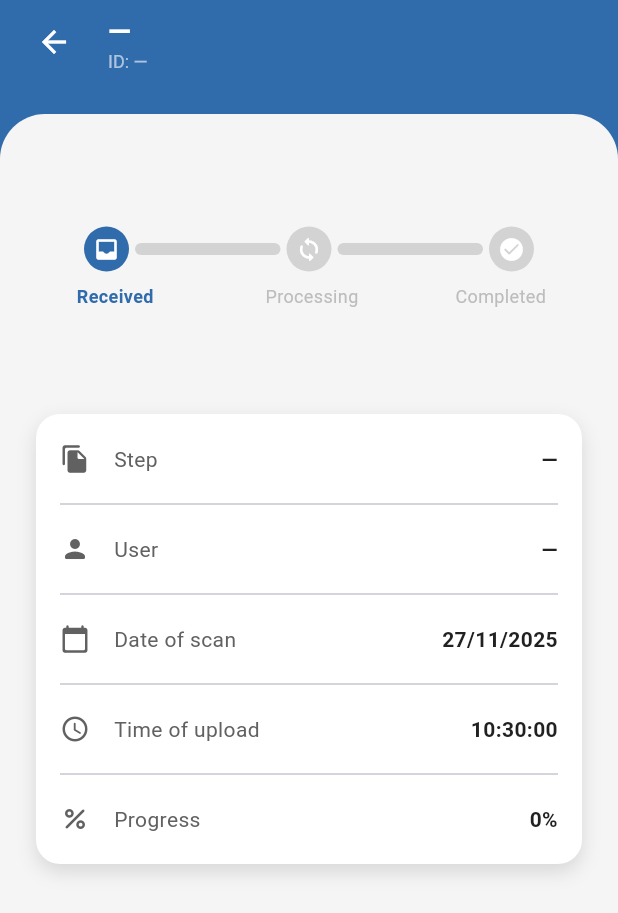
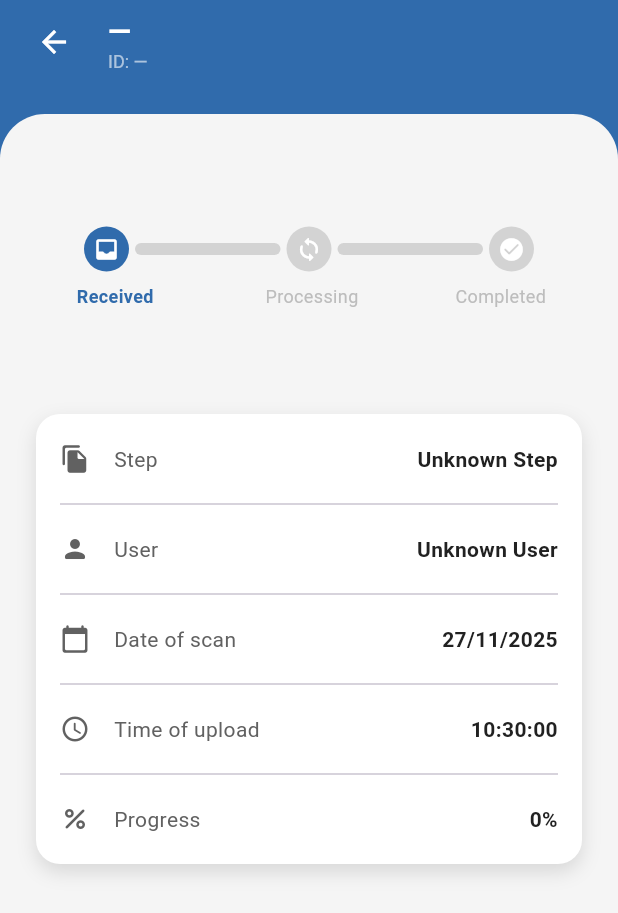
Before and after one commit to tomdevnut/pmdscomputervision, a Flutter app: the ScanDetailPage screen opened directly with empty values, on a phone screen of 412 x 824 dp. Shown: the top 913 px of the screen. Run offline on Flutter 3.47's test engine with Material 3 defaults, Android fonts, the phone set to English and light mode, and no system bars; our stand-ins replace cloud_firestore, file_picker, firebase_auth, firebase_core, firebase_messaging, firebase_storage and 1 more; missing offline and left inert: dart:js_interop, dart:ui_web; accounts and stored records are empty; network calls fail.

Commit message:
Refactor retrieval method for scans.

```diff
--- a/src/flutter/cad_match/lib/screens/scan_detail_page.dart
+++ b/src/flutter/cad_match/lib/screens/scan_detail_page.dart
@@ -5,10 +5,69 @@ import 'package:flutter/material.dart';
 import '../utils.dart';
 import 'statistic_detail.dart';
 
-class ScanDetailPage extends StatelessWidget {
+class ScanDetailPage extends StatefulWidget {
   final Map<String, dynamic> scan;
 
   const ScanDetailPage({super.key, required this.scan});
+
+  @override
+  State<ScanDetailPage> createState() => _ScanDetailPageState();
+}
+
+class _ScanDetailPageState extends State<ScanDetailPage> {
+  String _userName = 'Loading...';
+  String _stepName = 'Loading...';
+
+  @override
+  void initState() {
+    super.initState();
+    _fetchExtraData();
+  }
+
+  Future<void> _fetchExtraData() async {
+    final userId = widget.scan['user'] as String? ?? '';
+    final stepId = widget.scan['step'] as String? ?? '';
+
+    String userRes = 'Unknown User';
+    String stepRes = 'Unknown Step';
+
+    if (userId.isNotEmpty) {
+      try {
+        final doc = await FirebaseFirestore.instance
+            .collection('users')
+            .doc(userId)
+            .get();
+        if (doc.exists) {
+          final d = doc.data();
+          userRes = '${d?['name'] ?? ''} ${d?['surname'] ?? ''}'.trim();
+          if (userRes.isEmpty) userRes = 'Unknown User';
+        }
+      } catch (e) {
+        debugPrint('Error fetching user: $e');
+      }
+    }
+
+    if (stepId.isNotEmpty) {
+      try {
+        final doc = await FirebaseFirestore.instance
+            .collection('steps')
+            .doc(stepId)
+            .get();
+        if (doc.exists) {
+          stepRes = doc.data()?['name'] ?? 'Unknown Step';
+        }
+      } catch (e) {
+        debugPrint('Error fetching step: $e');
+      }
+    }
+
+    if (mounted) {
+      setState(() {
+        _userName = userRes;
+        _stepName = stepRes;
+      });
+    }
+  }
 
   String _v(dynamic value) {
     return (value == null || (value is String && value.trim().isEmpty))
@@ -33,8 +92,8 @@ class ScanDetailPage extends StatelessWidget {
 
   @override
   Widget build(BuildContext context) {
-    final int status = scan['status'] as int? ?? -1;
-    final int progress = scan['progress'] as int? ?? 0;
+    final int status = widget.scan['status'] as int? ?? -1;
+    final int progress = widget.scan['progress'] as int? ?? 0;
     final bool canDelete = status == 2 || status == -1;
     final bool canViewStats = status == 2;
 
@@ -44,19 +103,18 @@ class ScanDetailPage extends StatelessWidget {
         backgroundColor: Colors.transparent,
         elevation: 0,
         foregroundColor: AppColors.buttonText,
-        leadingWidth: 72, // Spazio per la freccia di back
-        titleSpacing: 0, // Annulla lo spazio di default per allineare il titolo
+        leadingWidth: 72,
+        titleSpacing: 0,
         title: Column(
           crossAxisAlignment: CrossAxisAlignment.start,
-          mainAxisAlignment:
-              MainAxisAlignment.center, // Centra verticalmente il titolo
+          mainAxisAlignment: MainAxisAlignment.center,
           children: [
             Text(
-              _v(scan['name']),
+              _v(widget.scan['name']),
               style: const TextStyle(fontSize: 20, fontWeight: FontWeight.bold),
             ),
             Text(
-              'ID: ${_v(scan['scanId'])}',
+              'ID: ${_v(widget.scan['scanId'])}',
               style: TextStyle(
                 fontSize: 12,
                 color: AppColors.buttonTextSemiTransparent,
@@ -67,9 +125,7 @@ class ScanDetailPage extends StatelessWidget {
         actions: [
           if (canDelete)
             Padding(
-              padding: const EdgeInsets.only(
-                right: 16.0,
-              ), // Padding per il cestino
+              padding: const EdgeInsets.only(right: 16.0),
               child: IconButton(
                 icon: const Icon(Icons.delete_outline_rounded),
                 onPressed: () => _handleDelete(context),
@@ -85,9 +141,7 @@ class ScanDetailPage extends StatelessWidget {
             Expanded(
               child: Container(
                 width: double.infinity,
-                padding: const EdgeInsets.only(
-                  top: 40.0,
-                ), // Spazio maggiore sopra la timeline
+                padding: const EdgeInsets.only(top: 40.0),
                 decoration: const BoxDecoration(
                   color: AppColors.backgroundColor,
                   borderRadius: BorderRadius.only(
@@ -104,9 +158,7 @@ class ScanDetailPage extends StatelessWidget {
                           children: [
                             const SizedBox(height: 35),
                             _buildProgressTimeline(context, status, progress),
-                            const SizedBox(
-                              height: 70,
-                            ), // Spazio maggiore sotto la timeline
+                            const SizedBox(height: 70),
                             _buildInfoDetails(),
                           ],
                         ),
@@ -161,9 +213,7 @@ class ScanDetailPage extends StatelessWidget {
     }
 
     return Padding(
-      padding: const EdgeInsets.symmetric(
-        horizontal: 24.0,
-      ), // Maggiore padding laterale
+      padding: const EdgeInsets.symmetric(horizontal: 24.0),
       child: Column(
         children: [
           Row(
@@ -183,13 +233,12 @@ class ScanDetailPage extends StatelessWidget {
           ),
           const SizedBox(height: 8),
           Row(
-            mainAxisAlignment:
-                MainAxisAlignment.spaceBetween, // Distribuisce uniformemente
+            mainAxisAlignment: MainAxisAlignment.spaceBetween,
             children: List.generate(steps.length, (index) {
               bool isActive = activeStep >= index;
               return Text(
                 steps[index],
-                textAlign: TextAlign.center, // Centra il testo
+                textAlign: TextAlign.center,
                 style: TextStyle(
                   color: isActive ? AppColors.primary : AppColors.unselected,
                   fontWeight: isActive ? FontWeight.bold : FontWeight.normal,
@@ -204,7 +253,7 @@ class ScanDetailPage extends StatelessWidget {
   }
 
   Widget _buildInfoDetails() {
-    final timestamp = scan['timestamp'];
+    final timestamp = widget.scan['timestamp'];
     final formattedTime = (timestamp is Timestamp)
         ? DateFormat('HH:mm:ss').format(timestamp.toDate())
         : '—';
@@ -227,9 +276,9 @@ class ScanDetailPage extends StatelessWidget {
       ),
       child: Column(
         children: [
-          _buildInfoRow(Icons.file_copy_rounded, 'Step', _v(scan['step'])),
+          _buildInfoRow(Icons.file_copy_rounded, 'Step', _stepName),
           const Divider(),
-          _buildInfoRow(Icons.person_rounded, 'User', _v(scan['user'])),
+          _buildInfoRow(Icons.person_rounded, 'User', _userName),
           const Divider(),
           _buildInfoRow(
             Icons.calendar_today_rounded,
@@ -246,7 +295,7 @@ class ScanDetailPage extends StatelessWidget {
           _buildInfoRow(
             Icons.percent_rounded,
             'Progress',
-            '${_v(scan['progress'])}%',
+            '${_v(widget.scan['progress'])}%',
           ),
         ],
       ),
@@ -254,7 +303,6 @@ class ScanDetailPage extends StatelessWidget {
   }
 
   Widget _buildActionButtons(BuildContext context) {
-    // canViewStats è già controllato in build()
     return Padding(
       padding: const EdgeInsets.fromLTRB(24.0, 16.0, 24.0, 24.0),
       child: Column(
@@ -345,7 +393,7 @@ class ScanDetailPage extends StatelessWidget {
       () async {
         try {
           await FirebaseStorage.instance
-              .ref('scans/${scan['scanId']}.ply')
+              .ref('scans/${widget.scan['scanId']}.ply')
               .delete();
           if (context.mounted) {
             _showSnackBarMessage(
@@ -353,7 +401,7 @@ class ScanDetailPage extends StatelessWidget {
               'Scan successfully deleted',
               isError: false,
             );
-            Navigator.of(context).pop(); // Torna indietro dopo l'eliminazione
+            Navigator.of(context).pop();
           }
         } catch (e) {
           debugPrint('Error deleting scan: $e');
@@ -367,7 +415,7 @@ class ScanDetailPage extends StatelessWidget {
 
   Future<void> _handleViewStats(BuildContext context) async {
     try {
-      final docId = _v(scan['scanId']);
+      final docId = _v(widget.scan['scanId']);
       final docSnapshot = await FirebaseFirestore.instance
           .collection('stats')
           .doc(docId)
@@ -376,8 +424,8 @@ class ScanDetailPage extends StatelessWidget {
       if (docSnapshot.exists && docSnapshot.data() != null) {
         final statsData = docSnapshot.data()!;
         final statsMap = {
-          'name': scan['name'] as String? ?? 'Unknown',
-          'scanId': scan['scanId'] as String? ?? 'Unknown',
+          'name': widget.scan['name'] as String? ?? 'Unknown',
+          'scanId': widget.scan['scanId'] as String? ?? 'Unknown',
           'accuracy': (statsData['accuracy'] as num?)?.toDouble() ?? 0.0,
           'min_deviation':
               (statsData['min_deviation'] as num?)?.toDouble() ?? 0.0,
```
Also changed, not shown: src/flutter/cad_match/lib/screens/scans_page.dart (+9 -78 lines), src/flutter/cad_match/lib/screens/statistic_detail.dart (+3 -5 lines), 2 other files.
